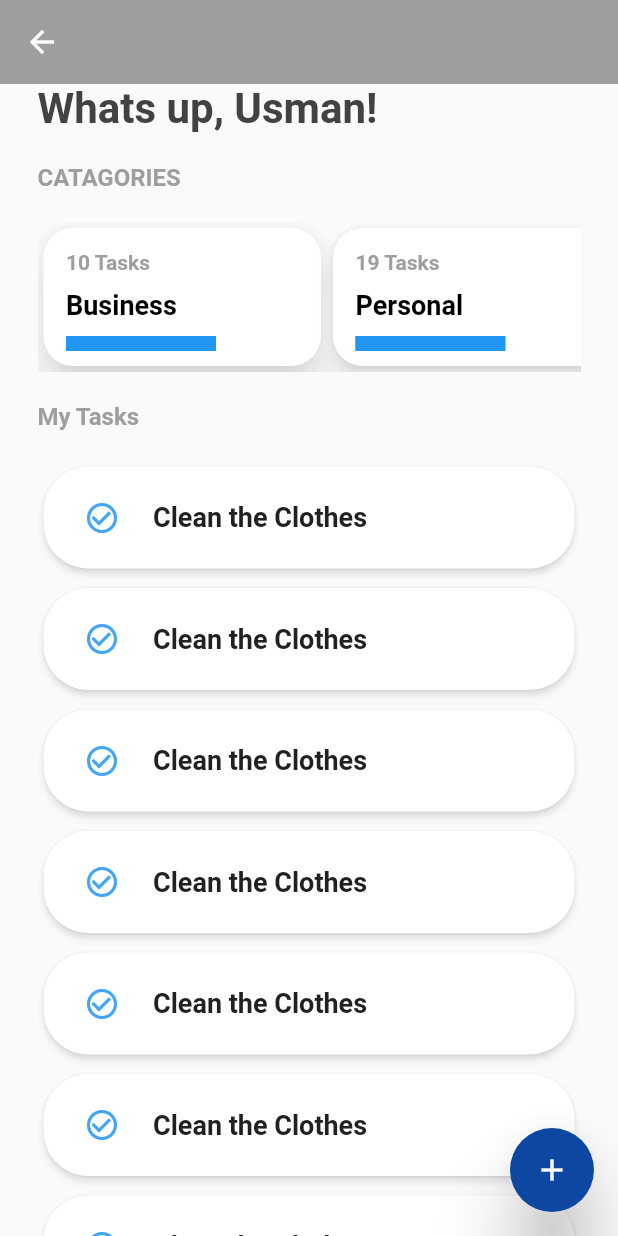
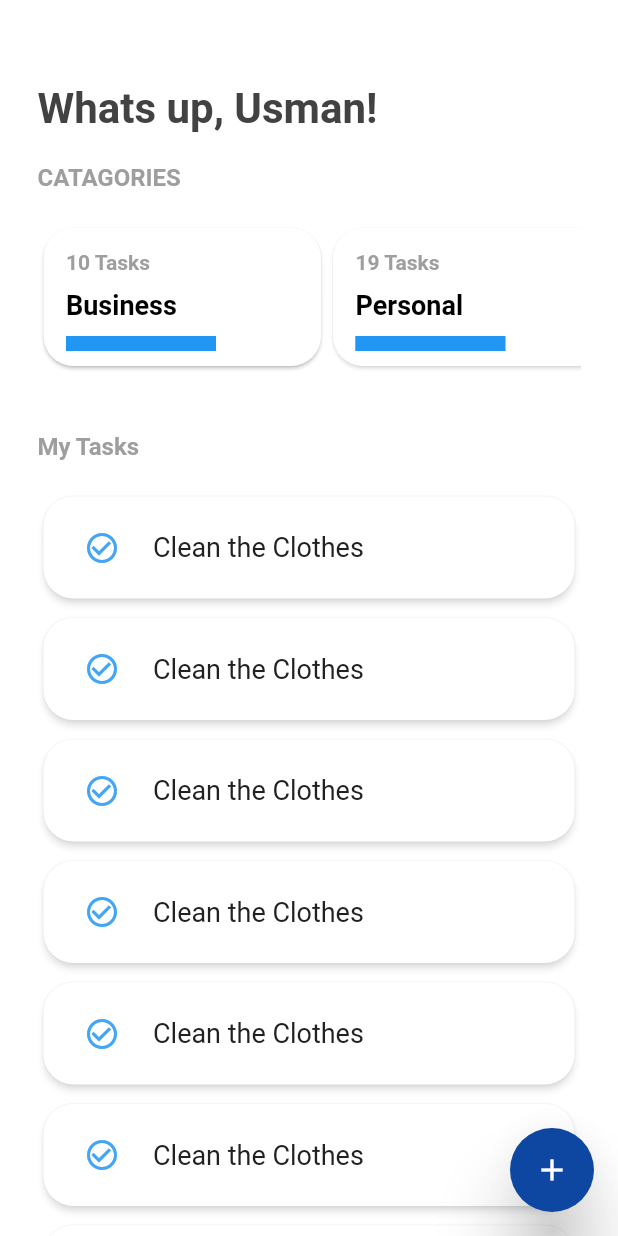
Before and after one commit to Usman2661/Todo-Flutter, a Flutter app: the screen it shows after launch, on a phone screen of 412 x 824 dp. Run offline on Flutter 3.47's test engine with Material 2 defaults, Android fonts, the phone set to English and light mode, and no system bars.

Commit message:
adding color scheme

```diff
--- a/lib/Widgets/ListCard.dart
+++ b/lib/Widgets/ListCard.dart
@@ -11,7 +11,7 @@ class _TodoCardState extends State<TodoCard> {
     return
     Card(
                  shape: RoundedRectangleBorder(
-                  borderRadius: BorderRadius.circular(30.0),
+                  borderRadius: BorderRadius.circular(20.0),
 
                 ),
               shadowColor: Colors.white,
@@ -36,7 +36,7 @@ class _TodoCardState extends State<TodoCard> {
                   style: TextStyle(
                   color:Colors.grey[900],
                   fontSize: 18.0,
-                  fontWeight: FontWeight.bold
+
                     ),
                   ),
 
--- a/lib/screens/home.dart
+++ b/lib/screens/home.dart
@@ -10,7 +10,7 @@ class _HomeState extends State<Home> {
   @override
   Widget build(BuildContext context) {
     return Scaffold(
-      backgroundColor: Colors.grey[10],
+      backgroundColor: Colors.white,
       floatingActionButton: FloatingActionButton(
         onPressed: () {
         },
@@ -18,7 +18,7 @@ class _HomeState extends State<Home> {
         backgroundColor: Colors.blue[900],
         elevation: 20.0,
       ),
-      appBar: AppBar(backgroundColor: Colors.grey,
+      appBar: AppBar(backgroundColor: Colors.white,
       title: Text(''),
       centerTitle: true,
       elevation: 0.0,
@@ -54,9 +54,8 @@ class _HomeState extends State<Home> {
                  shape: RoundedRectangleBorder(
                   borderRadius: BorderRadius.circular(20.0),
                 ),
-                            shadowColor: Colors.white,
-
-              elevation: 10,
+              // shadowColor: Colors.white,
+              // elevation: 10,
               child: InkWell(
               splashColor: Colors.blue.withAlpha(30),
             //   onTap: () {
@@ -106,7 +105,6 @@ class _HomeState extends State<Home> {
                   borderRadius: BorderRadius.circular(20.0),
                 ),
               shadowColor: Colors.white,
-              elevation: 5,
               child: InkWell(
               splashColor: Colors.blue[400],
               onTap: () {
@@ -153,7 +151,6 @@ class _HomeState extends State<Home> {
                   borderRadius: BorderRadius.circular(20.0),
                 ),
               shadowColor: Colors.white,
-              elevation: 10,
               child: InkWell(
               splashColor: Colors.blue.withAlpha(30),
             //   onTap: () {
@@ -198,7 +195,7 @@ class _HomeState extends State<Home> {
             ],
               ),
             ),
-            SizedBox(height:20.0),
+            SizedBox(height:40.0),
             Text( 'My Tasks',
             style: TextStyle(
             color:Colors.grey[500],
```
